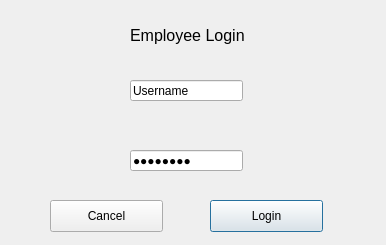
This is LibrarySystem/loginpage.ui in josfire18/LibrarySystem as Qt 5 draws it before an edit. The edited form follows.
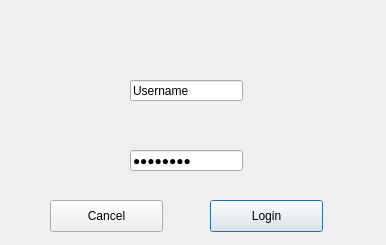
This is the edited form.

Patch:
```diff
--- a/LibrarySystem/loginpage.ui
+++ b/LibrarySystem/loginpage.ui
@@ -71,24 +71,6 @@
     <bool>true</bool>
    </property>
   </widget>
-  <widget class="QLabel" name="label">
-   <property name="geometry">
-    <rect>
-     <x>130</x>
-     <y>20</y>
-     <width>121</width>
-     <height>31</height>
-    </rect>
-   </property>
-   <property name="font">
-    <font>
-     <pointsize>12</pointsize>
-    </font>
-   </property>
-   <property name="text">
-    <string>Employee Login</string>
-   </property>
-  </widget>
  </widget>
  <resources/>
  <connections/>
```
